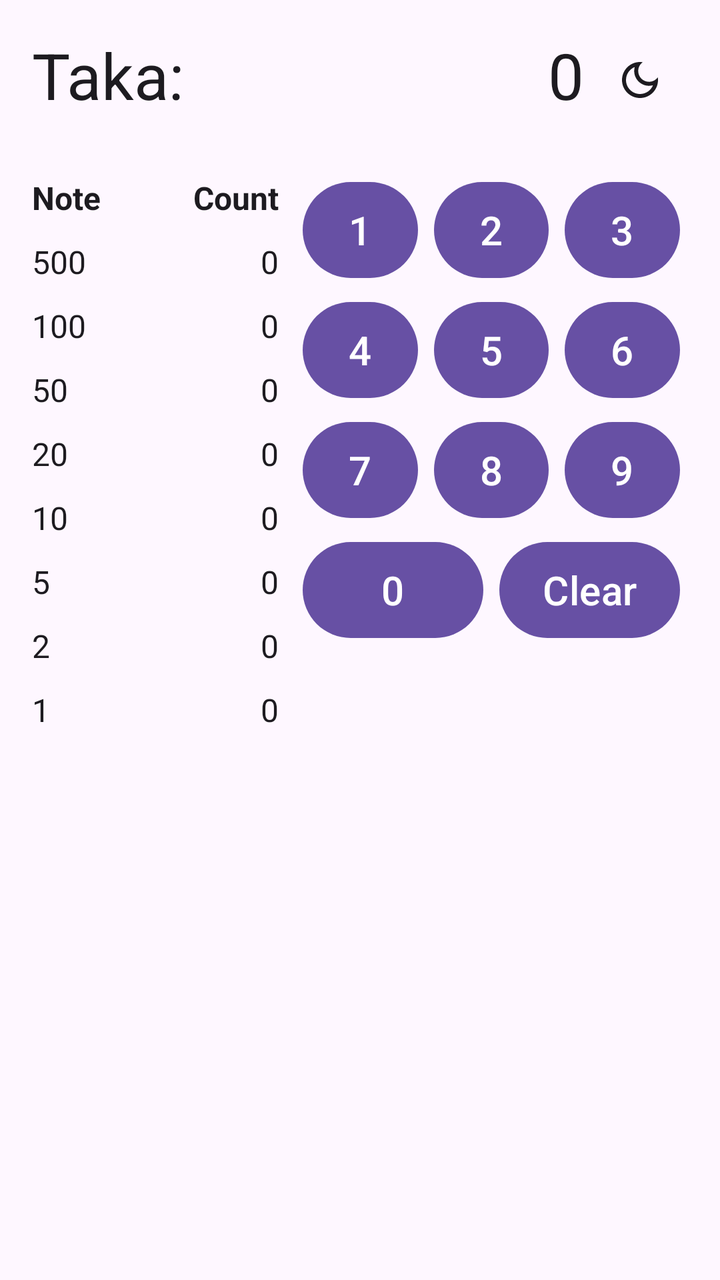
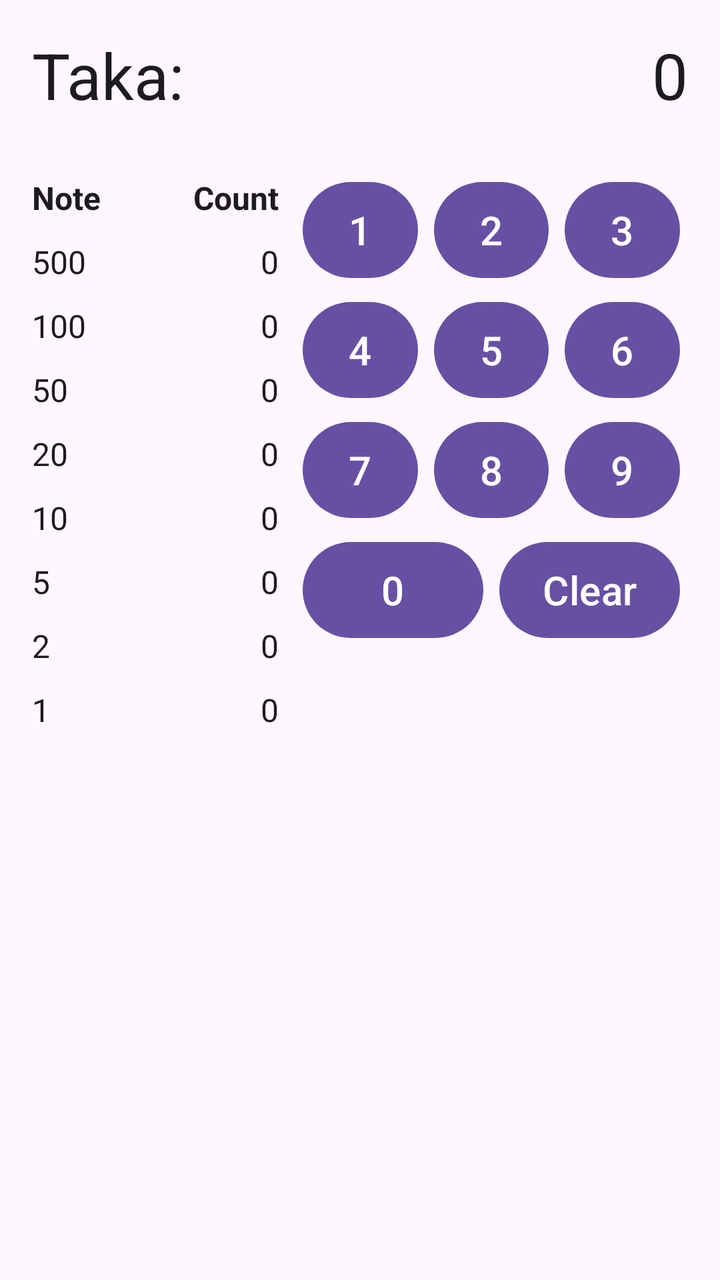

Screens rendered from an Android XML layout before and after an edit, with the pre-edit source and the edit as a unified diff.
<!-- AndroidManifest.xml: activity theme Theme.VangtiChai -->
<!-- res/layout/activity_main.xml -->
<?xml version="1.0" encoding="utf-8"?>
<androidx.constraintlayout.widget.ConstraintLayout xmlns:android="http://schemas.android.com/apk/res/android"
    xmlns:app="http://schemas.android.com/apk/res-auto"
    android:id="@+id/main"
    android:layout_width="match_parent"
    android:layout_height="match_parent">

    <androidx.core.widget.NestedScrollView
        android:layout_width="@dimen/zero"
        android:layout_height="@dimen/zero"
        android:fillViewport="true"
        app:layout_constraintBottom_toBottomOf="parent"
        app:layout_constraintEnd_toEndOf="parent"
        app:layout_constraintStart_toStartOf="parent"
        app:layout_constraintTop_toTopOf="parent">

        <androidx.constraintlayout.widget.ConstraintLayout
            android:layout_width="match_parent"
            android:layout_height="wrap_content"
            android:padding="@dimen/screen_padding">

            <TextView
                android:id="@+id/amount_label"
                android:layout_width="wrap_content"
                android:layout_height="wrap_content"
                android:text="@string/taka_label"
                android:textColor="?attr/colorOnSurface"
                android:textSize="@dimen/amount_text_size"
                app:layout_constraintStart_toStartOf="parent"
                app:layout_constraintTop_toTopOf="parent" />

            <androidx.appcompat.widget.AppCompatImageButton
                android:id="@+id/button_theme"
                style="@style/ThemeToggle"
                android:contentDescription="@string/switch_to_dark"
                app:srcCompat="@drawable/ic_dark_mode"
                app:layout_constraintTop_toTopOf="parent"
                app:layout_constraintEnd_toEndOf="parent" />

            <TextView
                android:id="@+id/amount_value"
                android:layout_width="@dimen/zero"
                android:layout_height="wrap_content"
                android:layout_marginStart="@dimen/key_spacing"
                android:layout_marginEnd="@dimen/key_spacing"
                android:gravity="end"
                android:text="@string/digit_0"
                android:textColor="?attr/colorOnSurface"
                android:textSize="@dimen/amount_text_size"
                app:layout_constraintBaseline_toBaselineOf="@id/amount_label"
                app:layout_constraintEnd_toStartOf="@id/button_theme"
                app:layout_constraintStart_toEndOf="@id/amount_label" />

            <androidx.constraintlayout.widget.Guideline
                android:id="@+id/columns_guide"
                android:layout_width="wrap_content"
                android:layout_height="wrap_content"
                android:orientation="vertical"
                app:layout_constraintGuide_percent="0.40" />

            <TableLayout
                android:id="@+id/note_table"
                android:layout_width="@dimen/zero"
                android:layout_height="wrap_content"
                android:layout_marginTop="@dimen/section_spacing"
                android:layout_marginEnd="@dimen/table_gap"
                android:shrinkColumns="1"
                android:stretchColumns="1"
                app:layout_constraintBottom_toBottomOf="parent"
                app:layout_constraintEnd_toStartOf="@id/columns_guide"
                app:layout_constraintStart_toStartOf="parent"
                app:layout_constraintTop_toBottomOf="@id/amount_label"
                app:layout_constraintVertical_bias="0">

                <TableRow
                    android:layout_width="match_parent"
                    android:layout_height="wrap_content">

                    <TextView
                        style="@style/NoteCell"
                        android:text="@string/note_header"
                        android:textStyle="bold" />

                    <TextView
                        style="@style/NoteCountCell"
                        android:text="@string/count_header"
                        android:textStyle="bold" />
                </TableRow>

                <TableRow
                    android:layout_width="match_parent"
                    android:layout_height="wrap_content">

                    <TextView
                        style="@style/NoteCell"
                        android:text="@string/note_500" />

                    <TextView
                        android:id="@+id/count_500"
                        style="@style/NoteCountCell"
                        android:text="@string/digit_0" />
                </TableRow>

                <TableRow
                    android:layout_width="match_parent"
                    android:layout_height="wrap_content">

                    <TextView
                        style="@style/NoteCell"
                        android:text="@string/note_100" />

                    <TextView
                        android:id="@+id/count_100"
                        style="@style/NoteCountCell"
                        android:text="@string/digit_0" />
                </TableRow>

                <TableRow
                    android:layout_width="match_parent"
                    android:layout_height="wrap_content">

                    <TextView
                        style="@style/NoteCell"
                        android:text="@string/note_50" />

                    <TextView
                        android:id="@+id/count_50"
                        style="@style/NoteCountCell"
                        android:text="@string/digit_0" />
                </TableRow>

                <TableRow
                    android:layout_width="match_parent"
                    android:layout_height="wrap_content">

                    <TextView
                        style="@style/NoteCell"
                        android:text="@string/note_20" />

                    <TextView
                        android:id="@+id/count_20"
                        style="@style/NoteCountCell"
                        android:text="@string/digit_0" />
                </TableRow>

                <TableRow
                    android:layout_width="match_parent"
                    android:layout_height="wrap_content">

                    <TextView
                        style="@style/NoteCell"
                        android:text="@string/note_10" />

                    <TextView
                        android:id="@+id/count_10"
                        style="@style/NoteCountCell"
                        android:text="@string/digit_0" />
                </TableRow>

                <TableRow
                    android:layout_width="match_parent"
                    android:layout_height="wrap_content">

                    <TextView
                        style="@style/NoteCell"
                        android:text="@string/digit_5" />

                    <TextView
                        android:id="@+id/count_5"
                        style="@style/NoteCountCell"
                        android:text="@string/digit_0" />
                </TableRow>

                <TableRow
                    android:layout_width="match_parent"
                    android:layout_height="wrap_content">

                    <TextView
                        style="@style/NoteCell"
                        android:text="@string/digit_2" />

                    <TextView
                        android:id="@+id/count_2"
                        style="@style/NoteCountCell"
                        android:text="@string/digit_0" />
                </TableRow>

                <TableRow
                    android:layout_width="match_parent"
                    android:layout_height="wrap_content">

                    <TextView
                        style="@style/NoteCell"
                        android:text="@string/digit_1" />

                    <TextView
                        android:id="@+id/count_1"
                        style="@style/NoteCountCell"
                        android:text="@string/digit_0" />
                </TableRow>
            </TableLayout>

            <androidx.constraintlayout.widget.ConstraintLayout
                android:id="@+id/keypad"
                android:layout_width="@dimen/zero"
                android:layout_height="wrap_content"
                android:layout_marginTop="@dimen/section_spacing"
                app:layout_constraintBottom_toBottomOf="parent"
                app:layout_constraintEnd_toEndOf="parent"
                app:layout_constraintStart_toStartOf="@id/columns_guide"
                app:layout_constraintTop_toBottomOf="@id/amount_label"
                app:layout_constraintVertical_bias="0">

                <Button
                    android:id="@+id/button_1"
                    style="@style/VangtiKey"
                    android:text="@string/digit_1"
                    app:layout_constraintEnd_toStartOf="@id/button_2"
                    app:layout_constraintStart_toStartOf="parent"
                    app:layout_constraintTop_toTopOf="parent" />

                <Button
                    android:id="@+id/button_2"
                    style="@style/VangtiKey"
                    android:text="@string/digit_2"
                    app:layout_constraintEnd_toStartOf="@id/button_3"
                    app:layout_constraintStart_toEndOf="@id/button_1"
                    app:layout_constraintTop_toTopOf="parent" />

                <Button
                    android:id="@+id/button_3"
                    style="@style/VangtiKey"
                    android:text="@string/digit_3"
                    app:layout_constraintEnd_toEndOf="parent"
                    app:layout_constraintStart_toEndOf="@id/button_2"
                    app:layout_constraintTop_toTopOf="parent" />

                <Button
                    android:id="@+id/button_4"
                    style="@style/VangtiKey"
                    android:text="@string/digit_4"
                    app:layout_constraintEnd_toStartOf="@id/button_5"
                    app:layout_constraintStart_toStartOf="parent"
                    app:layout_constraintTop_toBottomOf="@id/button_1" />

                <Button
                    android:id="@+id/button_5"
                    style="@style/VangtiKey"
                    android:text="@string/digit_5"
                    app:layout_constraintEnd_toStartOf="@id/button_6"
                    app:layout_constraintStart_toEndOf="@id/button_4"
                    app:layout_constraintTop_toBottomOf="@id/button_1" />

                <Button
                    android:id="@+id/button_6"
                    style="@style/VangtiKey"
                    android:text="@string/digit_6"
                    app:layout_constraintEnd_toEndOf="parent"
                    app:layout_constraintStart_toEndOf="@id/button_5"
                    app:layout_constraintTop_toBottomOf="@id/button_1" />

                <Button
                    android:id="@+id/button_7"
                    style="@style/VangtiKey"
                    android:text="@string/digit_7"
                    app:layout_constraintEnd_toStartOf="@id/button_8"
                    app:layout_constraintStart_toStartOf="parent"
                    app:layout_constraintTop_toBottomOf="@id/button_4" />

                <Button
                    android:id="@+id/button_8"
                    style="@style/VangtiKey"
                    android:text="@string/digit_8"
                    app:layout_constraintEnd_toStartOf="@id/button_9"
                    app:layout_constraintStart_toEndOf="@id/button_7"
                    app:layout_constraintTop_toBottomOf="@id/button_4" />

                <Button
                    android:id="@+id/button_9"
                    style="@style/VangtiKey"
                    android:text="@string/digit_9"
                    app:layout_constraintEnd_toEndOf="parent"
                    app:layout_constraintStart_toEndOf="@id/button_8"
                    app:layout_constraintTop_toBottomOf="@id/button_4" />

                <Button
                    android:id="@+id/button_0"
                    style="@style/VangtiKey"
                    android:text="@string/digit_0"
                    app:layout_constraintBottom_toBottomOf="parent"
                    app:layout_constraintEnd_toStartOf="@id/button_clear"
                    app:layout_constraintStart_toStartOf="parent"
                    app:layout_constraintTop_toBottomOf="@id/button_7" />

                <Button
                    android:id="@+id/button_clear"
                    style="@style/VangtiKey"
                    android:text="@string/clear"
                    app:layout_constraintBottom_toBottomOf="parent"
                    app:layout_constraintEnd_toEndOf="parent"
                    app:layout_constraintStart_toEndOf="@id/button_0"
                    app:layout_constraintTop_toBottomOf="@id/button_7" />
            </androidx.constraintlayout.widget.ConstraintLayout>
        </androidx.constraintlayout.widget.ConstraintLayout>
    </androidx.core.widget.NestedScrollView>
</androidx.constraintlayout.widget.ConstraintLayout>
<!-- resources referenced by this layout -->
<resources>
  <dimen name="amount_text_size">32sp</dimen>
  <dimen name="key_spacing">4dp</dimen>
  <dimen name="screen_padding">16dp</dimen>
  <dimen name="section_spacing">24dp</dimen>
  <dimen name="table_gap">8dp</dimen>
  <dimen name="zero">0dp</dimen>
  <!-- drawable ic_dark_mode (drawable) -->
  <vector xmlns:android="http://schemas.android.com/apk/res/android"
      android:width="@dimen/theme_icon_size"
      android:height="@dimen/theme_icon_size"
      android:viewportWidth="24"
      android:viewportHeight="24">
      <path android:fillColor="?attr/colorOnSurface"
          android:pathData="M9.37,5.51C9.19,6.15 9.1,6.82 9.1,7.5c0,4.08 3.32,7.4 7.4,7.4 0.68,0 1.35,-0.09 1.99,-0.27C17.48,17.19 14.95,19 12,19c-3.86,0 -7,-3.14 -7,-7 0,-2.95 1.81,-5.48 4.37,-6.49M12,3c-4.97,0 -9,4.03 -9,9s4.03,9 9,9 9,-4.03 9,-9c0,-0.46 -0.04,-0.92 -0.1,-1.36 -0.98,1.37 -2.58,2.26 -4.4,2.26 -2.98,0 -5.4,-2.42 -5.4,-5.4 0,-1.81 0.89,-3.42 2.26,-4.4C12.92,3.04 12.46,3 12,3z" />
  </vector>
  <string name="clear">Clear</string>
  <string name="count_header">Count</string>
  <string name="digit_0">0</string>
  <string name="digit_1">1</string>
  <string name="digit_2">2</string>
  <string name="digit_3">3</string>
  <string name="digit_4">4</string>
  <string name="digit_5">5</string>
  <string name="digit_6">6</string>
  <string name="digit_7">7</string>
  <string name="digit_8">8</string>
  <string name="digit_9">9</string>
  <string name="note_10">10</string>
  <string name="note_100">100</string>
  <string name="note_20">20</string>
  <string name="note_50">50</string>
  <string name="note_500">500</string>
  <string name="note_header">Note</string>
  <string name="switch_to_dark">Switch to dark theme</string>
  <string name="taka_label">Taka:</string>
  <style name="NoteCell">
          <item name="android:layout_width">wrap_content</item>
          <item name="android:layout_height">@dimen/table_row_height</item>
          <item name="android:gravity">center_vertical</item>
          <item name="android:textSize">@dimen/table_text_size</item>
          <item name="android:textColor">?attr/colorOnSurface</item>
      </style>
  <style name="NoteCountCell" parent="NoteCell">
          <item name="android:gravity">end|center_vertical</item>
      </style>
  <style name="ThemeToggle">
          <item name="android:layout_width">@dimen/theme_button_size</item>
          <item name="android:layout_height">@dimen/theme_button_size</item>
          <item name="android:padding">@dimen/theme_icon_padding</item>
          <item name="android:background">?attr/selectableItemBackgroundBorderless</item>
      </style>
  <style name="Theme.VangtiChai" parent="Base.Theme.VangtiChai">
          <item name="android:navigationBarColor">@android:color/transparent</item>
          <item name="android:statusBarColor">@android:color/transparent</item>
          <item name="android:windowLightStatusBar">?attr/isLightTheme</item>
      </style>
  <dimen name="theme_icon_size">24dp</dimen>
  <dimen name="table_row_height">32dp</dimen>
  <dimen name="table_text_size">16sp</dimen>
  <dimen name="theme_button_size">48dp</dimen>
  <dimen name="theme_icon_padding">12dp</dimen>
  <dimen name="key_height">56dp</dimen>
  <dimen name="key_text_size">20sp</dimen>
  <dimen name="key_min_width">0dp</dimen>
  <dimen name="key_horizontal_padding">4dp</dimen>
  <style name="Base.Theme.VangtiChai" parent="Theme.Material3.DayNight.NoActionBar">
          
          
      </style>
  <!-- unchanged entries left out for length: 1 -->
</resources>

<!-- the commit's change to res/layout/activity_main.xml (unified diff, before → after) -->
@@ -29,26 +29,17 @@
                 app:layout_constraintStart_toStartOf="parent"
                 app:layout_constraintTop_toTopOf="parent" />
 
-            <androidx.appcompat.widget.AppCompatImageButton
-                android:id="@+id/button_theme"
-                style="@style/ThemeToggle"
-                android:contentDescription="@string/switch_to_dark"
-                app:srcCompat="@drawable/ic_dark_mode"
-                app:layout_constraintTop_toTopOf="parent"
-                app:layout_constraintEnd_toEndOf="parent" />
-
             <TextView
                 android:id="@+id/amount_value"
                 android:layout_width="@dimen/zero"
                 android:layout_height="wrap_content"
                 android:layout_marginStart="@dimen/key_spacing"
-                android:layout_marginEnd="@dimen/key_spacing"
                 android:gravity="end"
                 android:text="@string/digit_0"
                 android:textColor="?attr/colorOnSurface"
                 android:textSize="@dimen/amount_text_size"
                 app:layout_constraintBaseline_toBaselineOf="@id/amount_label"
-                app:layout_constraintEnd_toStartOf="@id/button_theme"
+                app:layout_constraintEnd_toEndOf="parent"
                 app:layout_constraintStart_toEndOf="@id/amount_label" />
 
             <androidx.constraintlayout.widget.Guideline
<!-- resource entries referenced after the edit -->
@@ -6,15 +6,6 @@
   <dimen name="section_spacing">24dp</dimen>
   <dimen name="table_gap">8dp</dimen>
   <dimen name="zero">0dp</dimen>
-  <!-- drawable ic_dark_mode (drawable) -->
-  <vector xmlns:android="http://schemas.android.com/apk/res/android"
-      android:width="@dimen/theme_icon_size"
-      android:height="@dimen/theme_icon_size"
-      android:viewportWidth="24"
-      android:viewportHeight="24">
-      <path android:fillColor="?attr/colorOnSurface"
-          android:pathData="M9.37,5.51C9.19,6.15 9.1,6.82 9.1,7.5c0,4.08 3.32,7.4 7.4,7.4 0.68,0 1.35,-0.09 1.99,-0.27C17.48,17.19 14.95,19 12,19c-3.86,0 -7,-3.14 -7,-7 0,-2.95 1.81,-5.48 4.37,-6.49M12,3c-4.97,0 -9,4.03 -9,9s4.03,9 9,9 9,-4.03 9,-9c0,-0.46 -0.04,-0.92 -0.1,-1.36 -0.98,1.37 -2.58,2.26 -4.4,2.26 -2.98,0 -5.4,-2.42 -5.4,-5.4 0,-1.81 0.89,-3.42 2.26,-4.4C12.92,3.04 12.46,3 12,3z" />
-  </vector>
   <string name="clear">Clear</string>
   <string name="count_header">Count</string>
   <string name="digit_0">0</string>
@@ -33,7 +24,6 @@
   <string name="note_50">50</string>
   <string name="note_500">500</string>
   <string name="note_header">Note</string>
-  <string name="switch_to_dark">Switch to dark theme</string>
   <string name="taka_label">Taka:</string>
   <style name="NoteCell">
           <item name="android:layout_width">wrap_content</item>
@@ -45,22 +35,13 @@
   <style name="NoteCountCell" parent="NoteCell">
           <item name="android:gravity">end|center_vertical</item>
       </style>
-  <style name="ThemeToggle">
-          <item name="android:layout_width">@dimen/theme_button_size</item>
-          <item name="android:layout_height">@dimen/theme_button_size</item>
-          <item name="android:padding">@dimen/theme_icon_padding</item>
-          <item name="android:background">?attr/selectableItemBackgroundBorderless</item>
-      </style>
   <style name="Theme.VangtiChai" parent="Base.Theme.VangtiChai">
           <item name="android:navigationBarColor">@android:color/transparent</item>
           <item name="android:statusBarColor">@android:color/transparent</item>
           <item name="android:windowLightStatusBar">?attr/isLightTheme</item>
       </style>
-  <dimen name="theme_icon_size">24dp</dimen>
   <dimen name="table_row_height">32dp</dimen>
   <dimen name="table_text_size">16sp</dimen>
-  <dimen name="theme_button_size">48dp</dimen>
-  <dimen name="theme_icon_padding">12dp</dimen>
   <dimen name="key_height">56dp</dimen>
   <dimen name="key_text_size">20sp</dimen>
   <dimen name="key_min_width">0dp</dimen>
